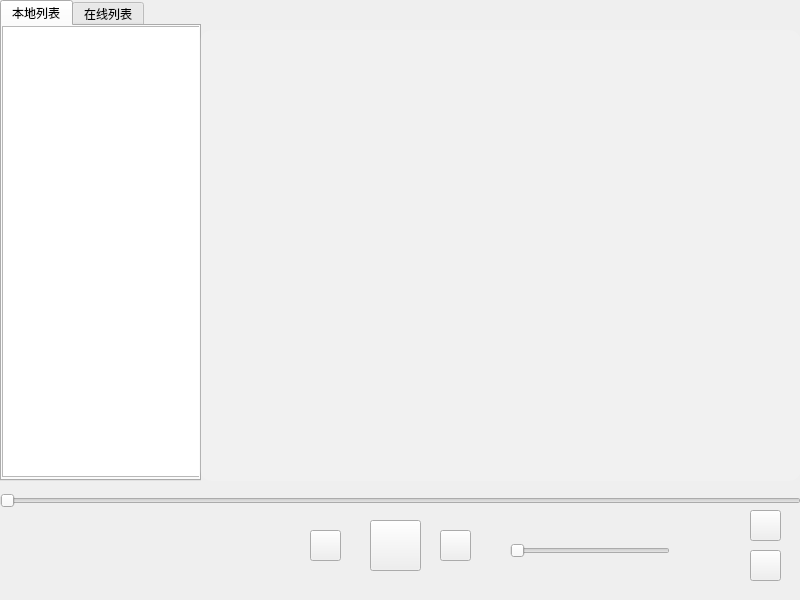
This is carMediaSystem/musicwindow.ui in viego-s/carMediaSystem-Qt-Widgets- as Qt 5 draws it before an edit. The edited form follows.
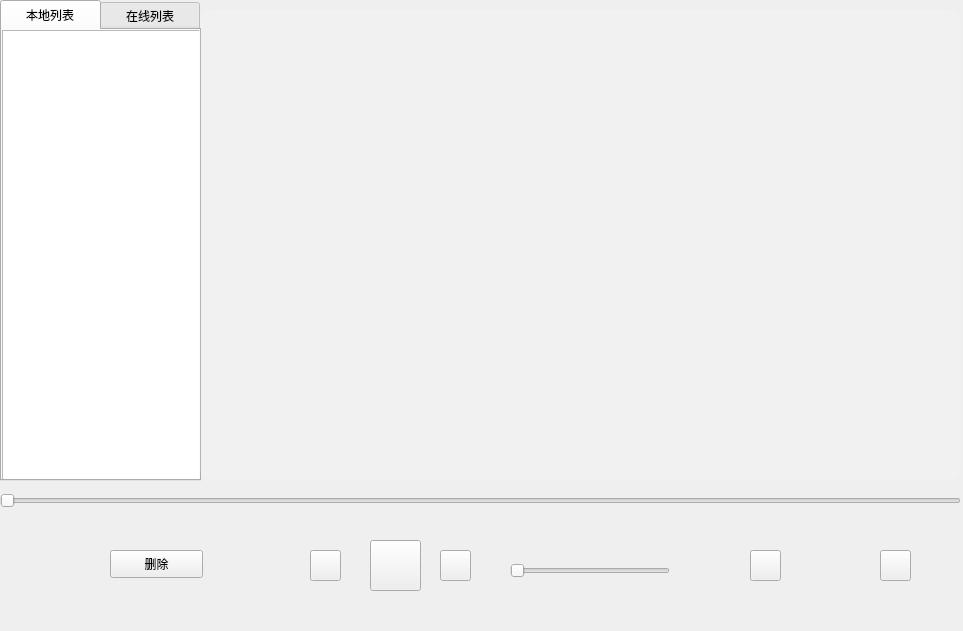
This is the edited form. Icons and pictures are not drawn.

What changed in the file:
```diff
--- a/carMediaSystem/musicwindow.ui
+++ b/carMediaSystem/musicwindow.ui
@@ -6,8 +6,8 @@
    <rect>
     <x>0</x>
     <y>0</y>
-    <width>800</width>
-    <height>600</height>
+    <width>963</width>
+    <height>631</height>
    </rect>
   </property>
   <property name="windowTitle">
@@ -34,6 +34,9 @@
       <height>481</height>
      </rect>
     </property>
+    <property name="styleSheet">
+     <string notr="true">QTabBar::tab{height:30;width:100}</string>
+    </property>
     <property name="currentIndex">
      <number>0</number>
     </property>
@@ -72,7 +75,7 @@
     <property name="geometry">
      <rect>
       <x>370</x>
-      <y>520</y>
+      <y>540</y>
       <width>51</width>
       <height>51</height>
      </rect>
@@ -89,7 +92,7 @@
      <rect>
       <x>0</x>
       <y>490</y>
-      <width>801</width>
+      <width>961</width>
       <height>22</height>
      </rect>
     </property>
@@ -101,7 +104,7 @@
     <property name="geometry">
      <rect>
       <x>310</x>
-      <y>530</y>
+      <y>550</y>
       <width>31</width>
       <height>31</height>
      </rect>
@@ -117,7 +120,7 @@
     <property name="geometry">
      <rect>
       <x>440</x>
-      <y>530</y>
+      <y>550</y>
       <width>31</width>
       <height>31</height>
      </rect>
@@ -133,7 +136,7 @@
     <property name="geometry">
      <rect>
       <x>750</x>
-      <y>510</y>
+      <y>550</y>
       <width>31</width>
       <height>31</height>
      </rect>
@@ -149,7 +152,7 @@
     <property name="geometry">
      <rect>
       <x>510</x>
-      <y>540</y>
+      <y>560</y>
       <width>160</width>
       <height>22</height>
      </rect>
@@ -161,7 +164,7 @@
    <widget class="QPushButton" name="btn_quit">
     <property name="geometry">
      <rect>
-      <x>750</x>
+      <x>880</x>
       <y>550</y>
       <width>31</width>
       <height>31</height>
@@ -178,26 +181,25 @@
     <property name="geometry">
      <rect>
       <x>200</x>
-      <y>30</y>
-      <width>601</width>
-      <height>451</height>
+      <y>10</y>
+      <width>761</width>
+      <height>471</height>
      </rect>
     </property>
     <property name="styleSheet">
      <string notr="true">QListView {
-        background: rgba(255, 255, 255, 0.1);
+        background: rgba(255,255,255,0.1);
         border-radius: 12px;
         padding: 20px 0;
         font-family: &quot;Microsoft YaHei&quot;;
-      font-size: 16px;
+      font-size: 20px;
         outline: none;
     }
     
     QListView::item {
         height: 50px;
 qproperty-alignment: AlignCenter;
-        color: black;
-        background: transparent;
+        color: white;
         border: none;
         text-align: center;
     }
@@ -205,7 +207,7 @@
     QListView::item:selected {
         color: #e74c3c;
         background: rgba(231, 76, 60, 0.1);
-        font-size: 20px;
+        font-size: 24px;
         font-weight: bold;
         border-radius: 8px;
     }
@@ -221,6 +223,43 @@
     }</string>
     </property>
    </widget>
+   <widget class="QLabel" name="label_background">
+    <property name="geometry">
+     <rect>
+      <x>200</x>
+      <y>10</y>
+      <width>761</width>
+      <height>471</height>
+     </rect>
+    </property>
+    <property name="text">
+     <string/>
+    </property>
+   </widget>
+   <widget class="QPushButton" name="btn_del">
+    <property name="geometry">
+     <rect>
+      <x>110</x>
+      <y>550</y>
+      <width>93</width>
+      <height>28</height>
+     </rect>
+    </property>
+    <property name="text">
+     <string>删除</string>
+    </property>
+   </widget>
+   <zorder>label_background</zorder>
+   <zorder>tabWidget</zorder>
+   <zorder>btn_play</zorder>
+   <zorder>play_progress_bar</zorder>
+   <zorder>btn_prev</zorder>
+   <zorder>btn_next</zorder>
+   <zorder>btn_file</zorder>
+   <zorder>slider_voice</zorder>
+   <zorder>btn_quit</zorder>
+   <zorder>lyricView</zorder>
+   <zorder>btn_del</zorder>
   </widget>
  </widget>
  <resources/>
```
